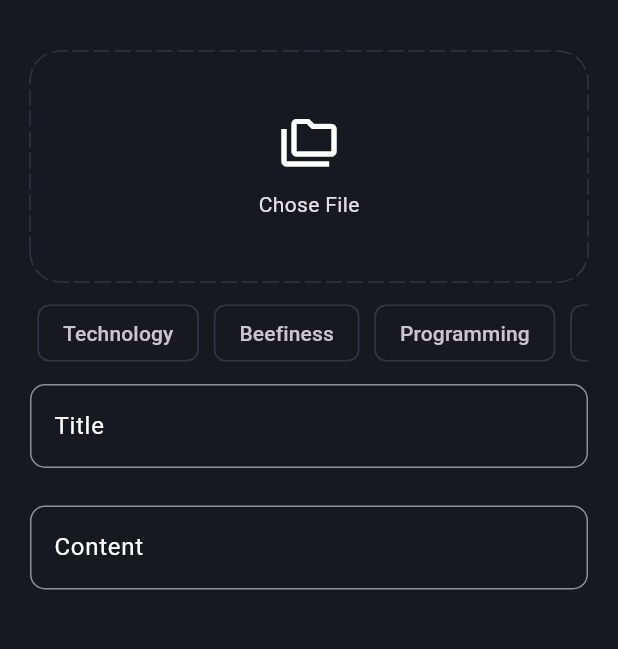
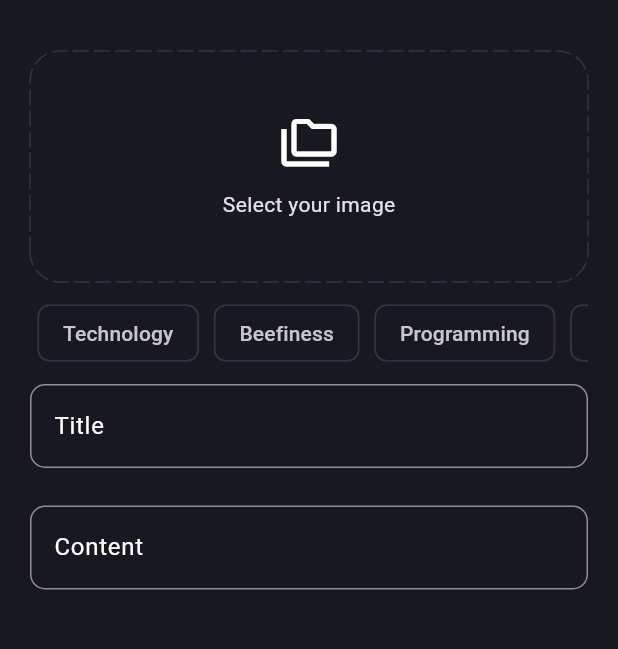
Before and after one commit to HadyAhmed00/Blog_App, a Flutter app: the AddBlogPage screen opened by its route, on a phone screen of 412 x 824 dp, the part 63-712 px from its top. Run offline on Flutter 3.47's test engine with Material 3 defaults, Android fonts, the phone set to English and light mode, and no system bars; drawn by our look-alikes of dotted_border; our stand-ins replace bloc, flutter_bloc, fpdart, get_it, image_picker and 1 more; missing offline and left inert: dart:ffi; accounts and stored records are empty; network calls fail.

```diff
--- /dev/null
+++ b/lib/features/blog/domain/entite/blog.dart
@@ -0,0 +1,20 @@
+class Blog {
+  final int id;
+
+  final String userId;
+  final String title;
+  final String content;
+  late final List<String> topics;
+  final String image_url;
+  final DateTime atDateTime;
+
+  Blog({
+    required this.id,
+    required this.userId,
+    required this.title,
+    required this.content,
+    required this.topics,
+    required this.image_url,
+    required this.atDateTime,
+  });
+}
--- a/lib/features/blog/ui/pages/add_blog_page.dart
+++ b/lib/features/blog/ui/pages/add_blog_page.dart
@@ -2,6 +2,8 @@ import 'package:blog/core/theme/app_pallete.dart';
 import 'package:dotted_border/dotted_border.dart';
 import 'package:flutter/foundation.dart';
 import 'package:flutter/material.dart';
+import 'package:blog/core/utils/image_picker_service.dart';
+import 'dart:io';
 
 import '../widgets/blog_edetor.dart';
 
@@ -19,6 +21,18 @@ class _AddBlogPageState extends State<AddBlogPage> {
   final TextEditingController _contantContrloler = TextEditingController();
 
   final List<String> selectedTopic = [];
+  File? image;
+
+  final ImagePickerService _imagePickerService = ImagePickerService();
+
+  void selectImage() async {
+    final pickedImage = await _imagePickerService.pickImageFromGallery();
+    if (pickedImage != null) {
+      setState(() {
+        image = pickedImage;
+      });
+    }
+  }
 
   @override
   Widget build(BuildContext context) {
@@ -34,14 +48,31 @@ class _AddBlogPageState extends State<AddBlogPage> {
           padding: const EdgeInsets.all(20.0),
           child: Column(
             children: [
-              DottedBorder(
+              image != null
+                  ? GestureDetector(
+                      onTap: selectImage,
+                      child: SizedBox(
+                        height: 150,
+                        width: double.infinity,
+                        child: ClipRRect(
+                          borderRadius: BorderRadius.circular(20),
+                          child: Image.file(
+                            image!,
+                            fit: BoxFit.cover,
+                          ),
+                        ),
+                      ),
+                    )
+                  : GestureDetector(
+                      onTap: selectImage,
+                      child: DottedBorder(
                         options: RoundedRectDottedBorderOptions(
                           color: AppPallete.borderColor,
                           dashPattern: [10, 4],
                           strokeCap: StrokeCap.round,
                           radius: Radius.circular(20),
                         ),
-                child: SizedBox(
+                        child: const SizedBox(
                           height: 150,
                           width: double.infinity,
                           child: Column(
@@ -49,16 +80,16 @@ class _AddBlogPageState extends State<AddBlogPage> {
                             children: [
                               Icon(Icons.folder_copy_outlined, size: 40),
                               SizedBox(height: 10),
-                      Text("Chose File"),
+                              Text("Select your image"),
                             ],
+                          ),
                         ),
                       ),
                     ),
               SingleChildScrollView(
                 scrollDirection: Axis.horizontal,
                 child: Row(
-                  children:
-                      [
+                  children: [
                     "Technology",
                     "Beefiness",
                     "Programming",
@@ -80,18 +111,16 @@ class _AddBlogPageState extends State<AddBlogPage> {
                               if (kDebugMode) {
                                 print(selectedTopic);
                               }
-                                  setState(() {
-
-                                  });
+                              setState(() {});
                             },
                             child: Chip(
                               label: Text(e),
-                                  side: BorderSide(
+                              side: const BorderSide(
                                 color: AppPallete.borderColor,
                               ),
                               backgroundColor: AppPallete.backgroundColor,
                               color: selectedTopic.contains(e)
-                                      ? WidgetStatePropertyAll(
+                                  ? const WidgetStatePropertyAll(
                                       AppPallete.gradient1,
                                     )
                                   : null,
```
Also changed, not shown: lib/core/utils/image_picker_service.dart (added, +22 -0 lines), lib/features/blog/data/data_sources/blog_remote_data_source.dart (added, +7 -0 lines), lib/features/blog/data/models/blogModel.dart (added, +13 -0 lines), lib/features/blog/ui/pages/blog_page.dart (added, +25 -0 lines), 1 other file. Lines whose indentation alone changed are shown as unchanged.
